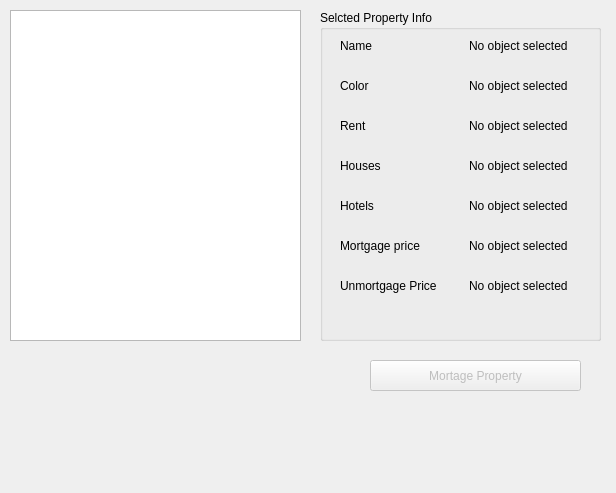
Old version of the form propertydisplay.ui in the repository quinnmil/Monopoly.
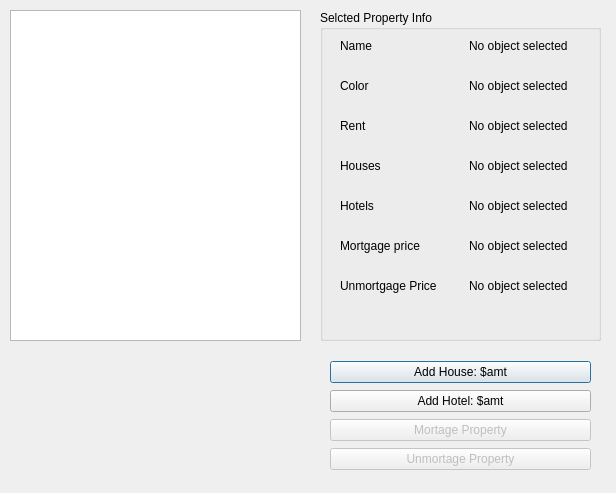
New version of the form.

Diff of the .ui file:
```diff
--- a/propertydisplay.ui
+++ b/propertydisplay.ui
@@ -218,21 +218,51 @@
     </layout>
    </widget>
   </widget>
-  <widget class="QPushButton" name="pushButton">
-   <property name="enabled">
-    <bool>false</bool>
-   </property>
+  <widget class="QWidget" name="">
    <property name="geometry">
     <rect>
-     <x>370</x>
+     <x>330</x>
      <y>360</y>
-     <width>211</width>
-     <height>31</height>
+     <width>261</width>
+     <height>112</height>
     </rect>
    </property>
-   <property name="text">
-    <string>Mortage Property</string>
-   </property>
+   <layout class="QVBoxLayout" name="verticalLayout">
+    <item>
+     <widget class="QPushButton" name="houseButton">
+      <property name="text">
+       <string>Add House: $amt</string>
+      </property>
+     </widget>
+    </item>
+    <item>
+     <widget class="QPushButton" name="hotelButton">
+      <property name="text">
+       <string>Add Hotel: $amt</string>
+      </property>
+     </widget>
+    </item>
+    <item>
+     <widget class="QPushButton" name="mortgageButton">
+      <property name="enabled">
+       <bool>false</bool>
+      </property>
+      <property name="text">
+       <string>Mortage Property</string>
+      </property>
+     </widget>
+    </item>
+    <item>
+     <widget class="QPushButton" name="unmortgageButton">
+      <property name="enabled">
+       <bool>false</bool>
+      </property>
+      <property name="text">
+       <string>Unmortage Property</string>
+      </property>
+     </widget>
+    </item>
+   </layout>
   </widget>
  </widget>
  <resources/>
```
